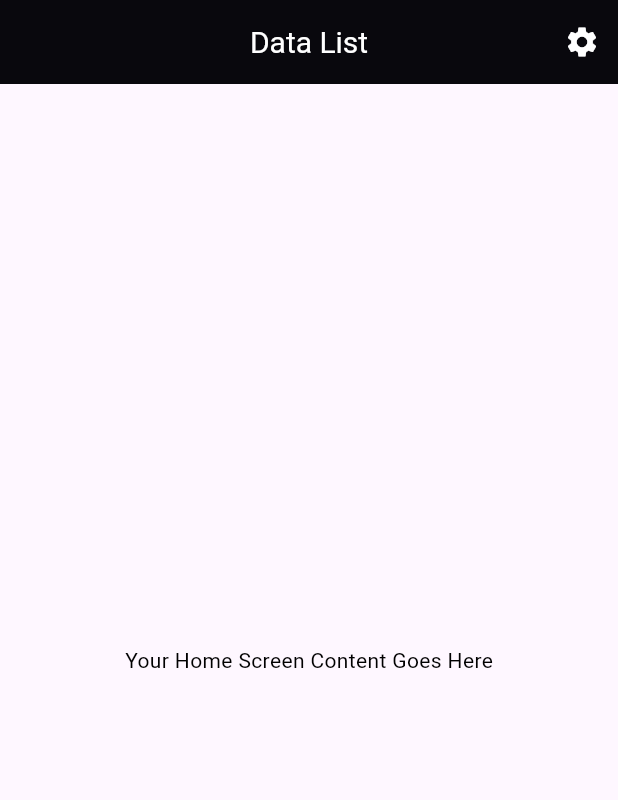
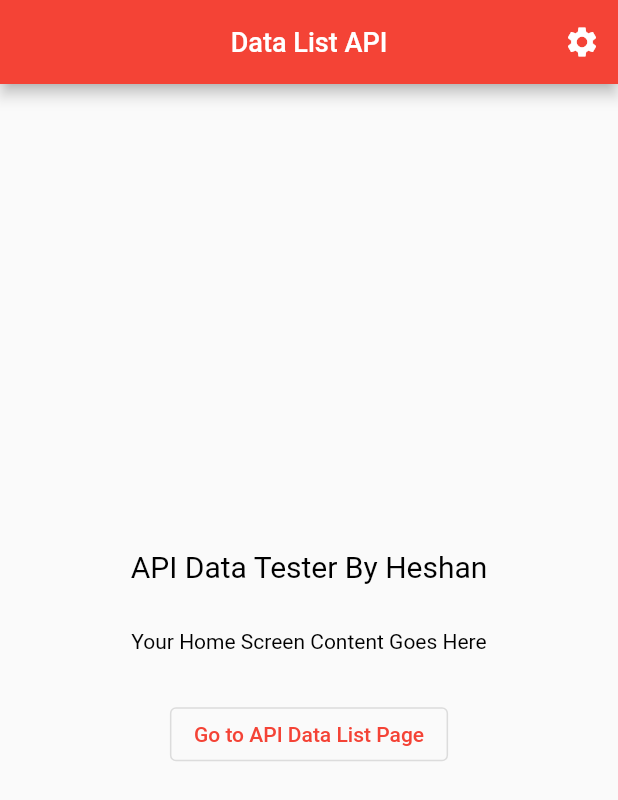
Before and after one commit to HeshanPramith/flutterapiapp, a Flutter app: the screen it shows after launch, on a phone screen of 412 x 824 dp. Shown: the top 800 px of the screen. Run offline on Flutter 3.47's test engine with Material 2 defaults, Android fonts, the phone set to English and light mode, and no system bars.

Commit message:
version 1 commit

```diff
--- /dev/null
+++ b/lib/config.dart
@@ -0,0 +1,4 @@
+class Config {
+  static const backendurl = String.fromEnvironment('BACKEND_URL',
+      defaultValue: 'https://api.spacexdata.com/v4/');
+}
--- a/lib/main.dart
+++ b/lib/main.dart
@@ -1,3 +1,4 @@
+import 'package:apiapp/routes.dart';
 import 'package:flutter/material.dart';
 
 import 'pages/home.dart';
@@ -13,11 +14,12 @@ class MyApp extends StatelessWidget {
   Widget build(BuildContext context) {
     return MaterialApp(
       title: 'Flutter Demo API',
+      debugShowCheckedModeBanner: false,
       theme: ThemeData(
-        colorScheme: ColorScheme.fromSeed(seedColor: Colors.deepPurple),
-        useMaterial3: true,
+        primarySwatch: Colors.red,
       ),
-      home: const Home(),
+      initialRoute: Home.routeName,
+      routes: routes,
     );
   }
 }
--- /dev/null
+++ b/lib/models/data.dart
@@ -0,0 +1,39 @@
+class Rocket {
+  late final String name;
+  late final String type;
+  late final String active;
+  late final String stages;
+  late final String boosters;
+  late final String firstFlight;
+  late final String company;
+  late final String description;
+  late final String image;
+
+  Rocket({
+    required this.name,
+    required this.type,
+    required this.active,
+    required this.stages,
+    required this.boosters,
+    required this.firstFlight,
+    required this.company,
+    required this.description,
+    required this.image,
+  });
+
+  factory Rocket.fromJSON(Map<String, dynamic> data) {
+    return Rocket(
+      name: data['name'],
+      type: data['type'] ?? '',
+      active: data['active'].toString(),
+      stages: data['stages']?.toString() ?? '',
+      boosters: data['boosters']?.toString() ?? '',
+      firstFlight: data['first_flight']?.toString() ?? '',
+      company: data['company'] ?? '',
+      description: data['description'] ?? '',
+      image: data['flickr_images'] != null && data['flickr_images'].isNotEmpty
+          ? data['flickr_images'][0]
+          : '',
+    );
+  }
+}
--- a/lib/pages/home.dart
+++ b/lib/pages/home.dart
@@ -1,22 +1,19 @@
+import 'package:apiapp/pages/datalist.dart';
 import 'package:flutter/material.dart';
 
-class Home extends StatefulWidget {
+class Home extends StatelessWidget {
+  static const routeName = '/home';
   const Home({super.key});
 
-  @override
-  State<Home> createState() => _HomeState();
-}
-
-class _HomeState extends State<Home> {
   @override
   Widget build(BuildContext context) {
     return Scaffold(
       appBar: AppBar(
         title: const Text(
-          'Data List',
+          'Data List API',
           style: TextStyle(
             color: Colors.white,
-            fontSize: 20,
+            fontSize: 18,
           ),
         ),
         actions: <Widget>[
@@ -28,14 +25,47 @@ class _HomeState extends State<Home> {
             onPressed: () {},
           ),
         ],
-        backgroundColor: Colors.black,
         elevation: 4.0,
         centerTitle: true,
       ),
-      body: const Center(
-        child: Text(
-          'Your Home Screen Content Goes Here',
-          style: TextStyle(color: Colors.black),
+      body: Center(
+        child: Row(
+          crossAxisAlignment: CrossAxisAlignment.center,
+          mainAxisAlignment: MainAxisAlignment.center,
+          children: [
+            Column(
+              crossAxisAlignment: CrossAxisAlignment.center,
+              mainAxisAlignment: MainAxisAlignment.center,
+              children: [
+                const Text(
+                  'API Data Tester By Heshan',
+                  style: TextStyle(
+                    color: Colors.black,
+                    fontSize: 20,
+                  ),
+                ),
+                const SizedBox(
+                  height: 30,
+                ),
+                const Text(
+                  'Your Home Screen Content Goes Here',
+                  style: TextStyle(
+                    color: Colors.black,
+                    fontSize: 14,
+                  ),
+                ),
+                const SizedBox(
+                  height: 30,
+                ),
+                OutlinedButton(
+                  onPressed: () {
+                    Navigator.of(context).pushNamed(Datalist.routeName);
+                  },
+                  child: const Text('Go to API Data List Page'),
+                ),
+              ],
+            ),
+          ],
         ),
       ),
     );
--- /dev/null
+++ b/lib/routes.dart
@@ -0,0 +1,8 @@
+import 'package:flutter/material.dart';
+import 'package:apiapp/pages/home.dart';
+import 'package:apiapp/pages/datalist.dart';
+
+final Map<String, WidgetBuilder> routes = {
+  Home.routeName: (_) => const Home(),
+  Datalist.routeName: (_) => const Datalist(),
+};
--- a/pubspec.yaml
+++ b/pubspec.yaml
@@ -34,7 +34,7 @@ dependencies:
   # The following adds the Cupertino Icons font to your application.
   # Use with the CupertinoIcons class for iOS style icons.
   cupertino_icons: ^1.0.2
-  http: ^0.13.3
+  http: ^1.1.0
 
 dev_dependencies:
   flutter_test:
```
Also changed, not shown: lib/components/listview.dart (added, +28 -0 lines), lib/pages/datalist.dart (added, +50 -0 lines), lib/services/service.dart (added, +28 -0 lines), pubspec.lock.
